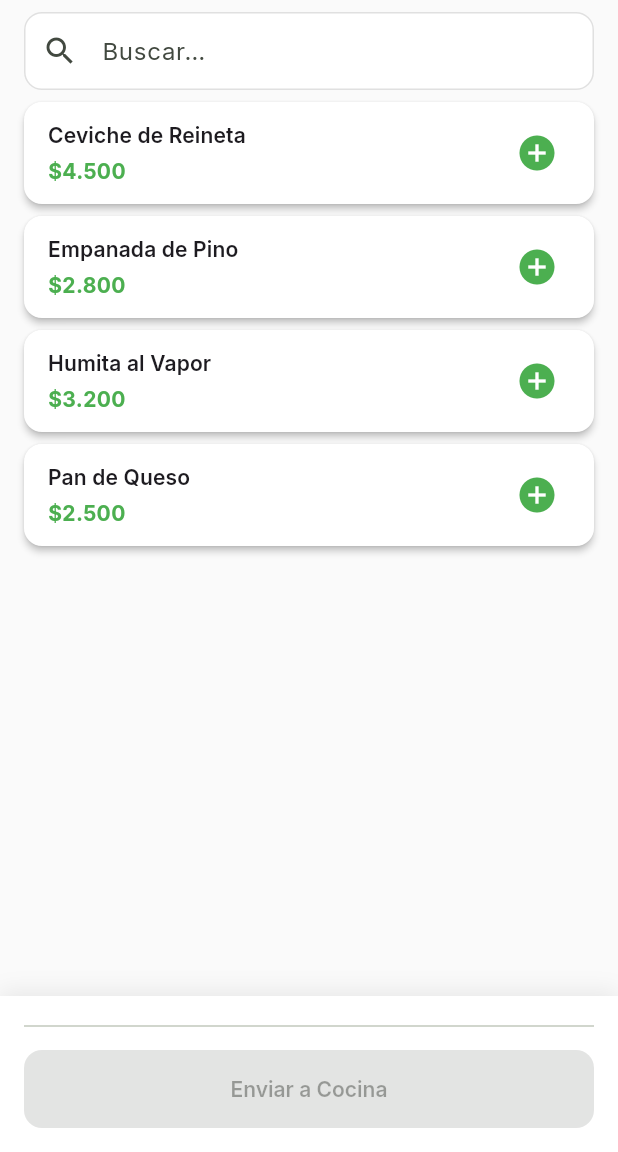
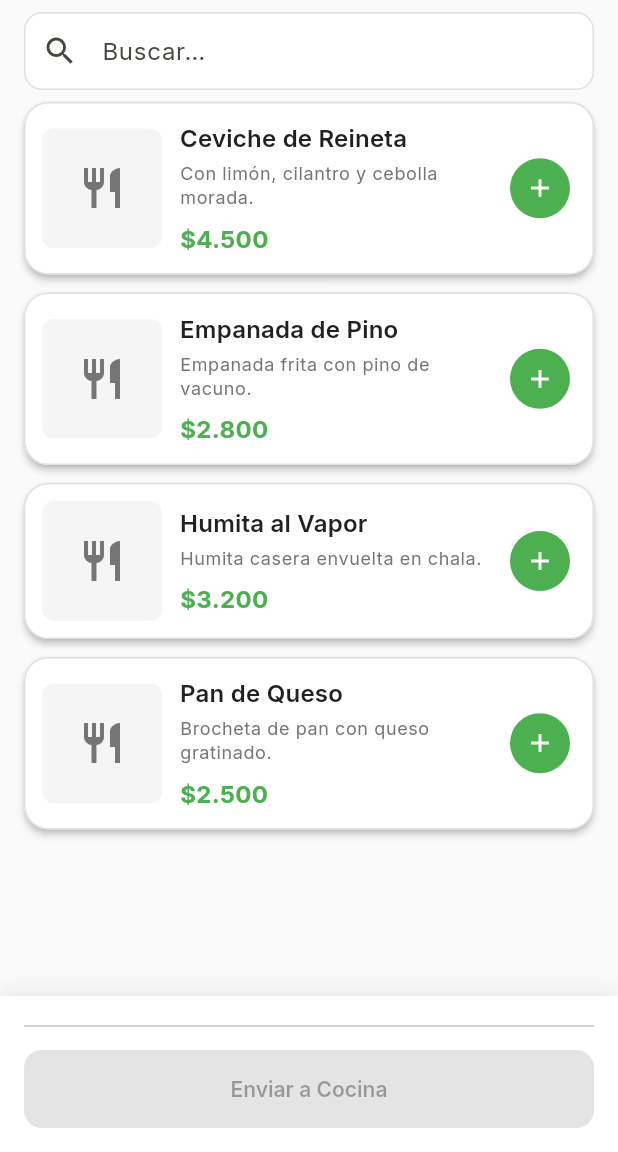
Before and after one commit to Jacket-69/comand-ia, a Flutter app: the OrderScreen screen opened directly with empty values, after a tap on "Entradas", on a phone screen of 412 x 824 dp, the part 84-1236 px from its top. Run offline on Flutter 3.47's test engine with Material 3 defaults, Android fonts, the phone set to English and light mode, and no system bars; our stand-ins replace drift, drift_flutter, equatable, flutter_riverpod, go_router, google_fonts; accounts and stored records are empty; generated files the repository leaves out were written again.

Commit message:
feat(orders): rediseño de tarjeta de plato y agregado de columna description

```diff
--- a/lib/features/orders/data/local/mappers.dart
+++ b/lib/features/orders/data/local/mappers.dart
@@ -44,6 +44,7 @@ MenuItem menuItemFromRow(MenuItemRow row) => MenuItem(
   venueId: row.venueId,
   categoryId: row.categoryId,
   name: row.name,
+  description: row.description,
   priceCents: row.priceCents,
   active: row.active,
   imageUrl: row.imageUrl,
@@ -58,6 +59,7 @@ MenuItemsCompanion menuItemToCompanion(MenuItem entity) =>
       venueId: entity.venueId,
       categoryId: entity.categoryId,
       name: entity.name,
+      description: entity.description,
       priceCents: entity.priceCents,
       active: Value(entity.active),
       imageUrl: Value(entity.imageUrl),
--- a/lib/features/orders/data/local/seed/dev_seed.dart
+++ b/lib/features/orders/data/local/seed/dev_seed.dart
@@ -341,6 +341,7 @@ MenuItem _item(
     venueId: kMockVenueId,
     categoryId: category.id,
     name: name,
+    description: description,
     priceCents: priceCents,
     sortOrder: sortOrder,
     // imageUrl: null — sin imágenes en dev seed
--- a/lib/features/orders/data/local/tables.dart
+++ b/lib/features/orders/data/local/tables.dart
@@ -43,6 +43,9 @@ class MenuItems extends Table {
 
   /// Nombre del ítem.
   TextColumn get name => text()();
+
+  /// Descripción del ítem.
+  TextColumn get description => text()();
 
   /// Precio en centavos (CLP × 100). Nunca float.
   IntColumn get priceCents => integer()();
--- a/lib/features/orders/domain/entities/menu_item.dart
+++ b/lib/features/orders/domain/entities/menu_item.dart
@@ -10,6 +10,7 @@ class MenuItem extends Equatable {
     required this.venueId,
     required this.categoryId,
     required this.name,
+    required this.description,
     required this.priceCents,
     this.active = true,
     this.imageUrl,
@@ -28,6 +29,9 @@ class MenuItem extends Equatable {
 
   /// Nombre del ítem.
   final String name;
+
+  /// Descripción del ítem.
+  final String description;
 
   /// Precio en centavos (CLP × 100). Nunca float.
   final int priceCents;
@@ -50,6 +54,7 @@ class MenuItem extends Equatable {
     venueId,
     categoryId,
     name,
+    description,
     priceCents,
     active,
     imageUrl,
--- a/lib/features/orders/presentation/screens/order_screen.dart
+++ b/lib/features/orders/presentation/screens/order_screen.dart
@@ -359,108 +359,115 @@ class _MenuItemCard extends StatelessWidget {
   @override
   Widget build(BuildContext context) {
     return Card(
-      margin: const EdgeInsets.only(bottom: 8),
+      margin: const EdgeInsets.only(bottom: 12),
+      shape: RoundedRectangleBorder(
+        borderRadius: BorderRadius.circular(16),
+        side: const BorderSide(color: Color(0xFFE0E0E0), width: 1),
+      ),
       child: Padding(
-        padding: const EdgeInsets.symmetric(horizontal: 16, vertical: 12),
+        padding: const EdgeInsets.all(12),
         child: Row(
+          crossAxisAlignment: CrossAxisAlignment.center,
           children: [
-            // Info del ítem
+            // Imagen del plato a la izquierda con bordes redondeados
+            ClipRRect(
+              borderRadius: BorderRadius.circular(8),
+              child:
+                  item.imageUrl != null
+                      ? Image.network(
+                        item.imageUrl!,
+                        width: 80,
+                        height: 80,
+                        fit: BoxFit.cover,
+                      )
+                      : Container(
+                        width: 80,
+                        height: 80,
+                        color: AppTheme.surface,
+                        child: const Icon(
+                          Icons.restaurant,
+                          color: AppTheme.textSecondary,
+                          size: 32,
+                        ),
+                      ),
+            ),
+            const SizedBox(width: 12),
+
+            // Información central: Nombre, Descripción y Precio
             Expanded(
               child: Column(
                 crossAxisAlignment: CrossAxisAlignment.start,
+                mainAxisSize: MainAxisSize.min,
                 children: [
                   Text(
                     item.name,
-                    style: Theme.of(context).textTheme.titleSmall?.copyWith(
+                    style: Theme.of(context).textTheme.titleMedium?.copyWith(
                       fontWeight: FontWeight.w600,
+                      color: AppTheme.textPrimary,
                     ),
                   ),
                   const SizedBox(height: 4),
                   Text(
+                    item.description,
+                    maxLines: 2,
+                    overflow: TextOverflow.ellipsis,
+                    style: Theme.of(context).textTheme.bodySmall?.copyWith(
+                      color: AppTheme.textSecondary,
+                    ),
+                  ),
+                  const SizedBox(height: 8),
+                  Text(
                     formatClp(item.priceCents),
-                    style: TextStyle(
-                      color: AppTheme.primary,
+                    style: const TextStyle(
+                      color: AppTheme.primary, // Verde
                       fontWeight: FontWeight.w700,
-                      fontSize: 14,
+                      fontSize: 16,
                     ),
                   ),
                 ],
               ),
             ),
+            const SizedBox(width: 12),
 
-            // Stepper o botón +
+            // Botón de acción a la derecha (Botón circular azul o stepper completo)
             if (line == null || line!.quantity == 0)
-              // Botón + (min 44px de tap target)
-              SizedBox(
-                width: 44,
-                height: 44,
-                child: IconButton(
-                  icon: const Icon(
-                    Icons.add_circle,
-                    color: AppTheme.primary,
-                    size: 28,
-                  ),
-                  onPressed: onAdd,
-                  tooltip: 'Agregar ${item.name}',
-                  padding: EdgeInsets.zero,
+              IconButton.filled(
+                style: IconButton.styleFrom(
+                  backgroundColor: AppTheme.primary, // Azul
+                  minimumSize: const Size(40, 40),
                 ),
+                icon: const Icon(Icons.add, color: Colors.white, size: 20),
+                onPressed: onAdd,
+                tooltip: 'Agregar ${item.name}',
               )
             else
-              // Stepper − N + ✕
               Row(
                 mainAxisSize: MainAxisSize.min,
                 children: [
-                  // Botón −
-                  SizedBox(
-                    width: 44,
-                    height: 44,
-                    child: IconButton(
-                      icon: const Icon(Icons.remove_circle_outline, size: 24),
-                      onPressed: onDecrement,
-                      tooltip: 'Reducir cantidad',
-                      padding: EdgeInsets.zero,
+                  IconButton(
+                    icon: const Icon(Icons.remove_circle_outline, size: 22),
+                    onPressed: onDecrement,
+                    padding: EdgeInsets.zero,
+                    constraints: const BoxConstraints(),
+                  ),
+                  const SizedBox(width: 6),
+                  Text(
+                    '${line!.quantity}',
+                    style: const TextStyle(
+                      fontWeight: FontWeight.w700,
+                      fontSize: 16,
                     ),
                   ),
-                  // Cantidad
-                  SizedBox(
-                    width: 28,
-                    child: Text(
-                      '${line!.quantity}',
-                      textAlign: TextAlign.center,
-                      style: Theme.of(context).textTheme.titleMedium?.copyWith(
-                        fontWeight: FontWeight.w700,
-                      ),
+                  const SizedBox(width: 6),
+                  IconButton(
+                    icon: const Icon(
+                      Icons.add_circle,
+                      color: AppTheme.primary,
+                      size: 22,
                     ),
-                  ),
-                  // Botón +
-                  SizedBox(
-                    width: 44,
-                    height: 44,
-                    child: IconButton(
-                      icon: const Icon(
-                        Icons.add_circle_outline,
-                        size: 24,
-                        color: AppTheme.primary,
-                      ),
-                      onPressed: onIncrement,
-                      tooltip: 'Aumentar cantidad',
-                      padding: EdgeInsets.zero,
-                    ),
-                  ),
-                  // Botón ✕
-                  SizedBox(
-                    width: 44,
-                    height: 44,
-                    child: IconButton(
-                      icon: const Icon(
-                        Icons.close,
-                        size: 20,
-                        color: AppTheme.error,
-                      ),
-                      onPressed: onRemove,
-                      tooltip: 'Eliminar ${item.name}',
-                      padding: EdgeInsets.zero,
-                    ),
+                    onPressed: onIncrement,
+                    padding: EdgeInsets.zero,
+                    constraints: const BoxConstraints(),
                   ),
                 ],
               ),
--- /dev/null
+++ b/package.json
@@ -0,0 +1,5 @@
+{
+  "devDependencies": {
+    "supabase": "^2.102.0"
+  }
+}
```
Also changed, not shown: lib/features/orders/data/local/app_database.dart (+17 -1 lines), lib/features/orders/data/local/app_database.g.dart, package-lock.json (added), pubspec.lock, 61 other files.
